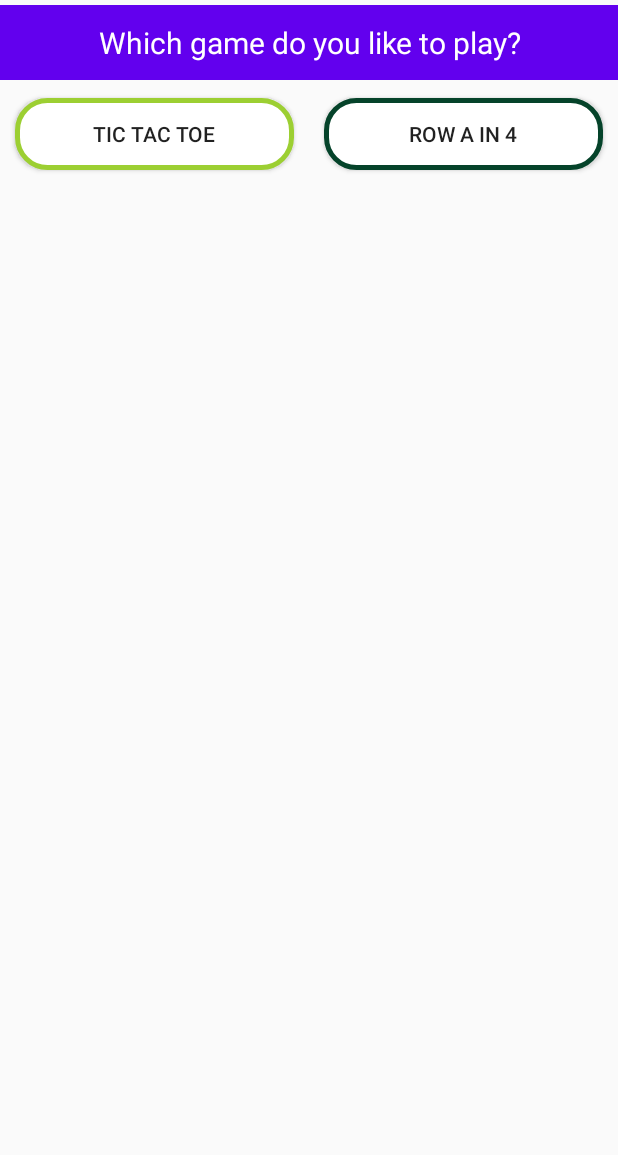
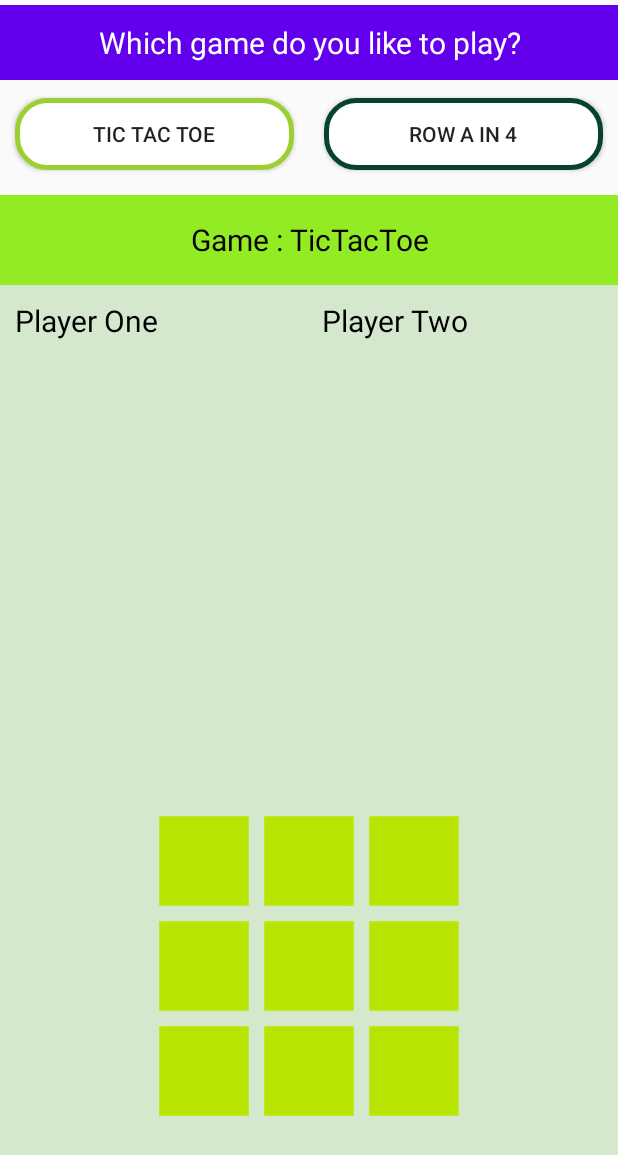
Before and after one commit to FatemeAfshar20/Games, an Android app: the GamesActivity screen opened directly, with no data from a screen before it, after a tap on "TIC TAC TOE", on a phone screen of 412 x 824 dp. Shown: the top 1155 px of the screen. Run offline under Robolectric (Android 15) with nearby library versions, the phone set to English and light mode, and no system bars.

Commit message:
complete all Fragment UI and create GamesActivity Logic

```diff
--- a/app/src/main/java/com/example/games/Controller/GamesActivity.java
+++ b/app/src/main/java/com/example/games/Controller/GamesActivity.java
@@ -3,26 +3,70 @@ package com.example.games.Controller;
 import androidx.appcompat.app.AppCompatActivity;
 import androidx.fragment.app.Fragment;
 import androidx.fragment.app.FragmentManager;
+import androidx.fragment.app.FragmentTransaction;
 
 import android.os.Bundle;
+import android.view.SurfaceControl;
+import android.view.View;
+import android.widget.Button;
 
 import com.example.games.R;
 
 public class GamesActivity extends AppCompatActivity {
-    FragmentManager mFragmentManager=getSupportFragmentManager();
-    GamesFragment mGamesFragment=new GamesFragment();
-    UserLoginFragment mUserLoginFragment=new UserLoginFragment();
+    FragmentManager mFragmentManager = getSupportFragmentManager();
+    //GamesFragment mGamesFragment=new GamesFragment();
+    TicTacToeFragment mTicTacToeFragment = new TicTacToeFragment();
+    FourInRowFragment mFourInRowFragment = new FourInRowFragment();
+    FragmentTransaction transaction = getSupportFragmentManager().beginTransaction();
     Fragment fragment;
+    public Button mBtnTicTacToe, mBtnFourInRow;
+    boolean flag=false;
 
     @Override
     protected void onCreate(Bundle savedInstanceState) {
         super.onCreate(savedInstanceState);
         setContentView(R.layout.activity_main);
-                mFragmentManager.beginTransaction().add(R.id.fragment_container,mGamesFragment).commit();
-            setFragmentGame();
+        findElem();
+        setListener();
+        setFragment(R.id.game_container,mTicTacToeFragment);
+        setFragment(R.id.game_container,mFourInRowFragment);
     }
 
-    public void setFragmentGame(){
+
+    public void findElem() {
+        mBtnTicTacToe = findViewById(R.id.btn_ticetactoe);
+        mBtnFourInRow = findViewById(R.id.btn_four_in_row);
+    }
+
+    public void setListener() {
+        mBtnFourInRow.setOnClickListener(new View.OnClickListener() {
+            @Override
+            public void onClick(View v) {
+                showFragment(mFourInRowFragment, mTicTacToeFragment);
+            }
+        });
+
+        mBtnTicTacToe.setOnClickListener(new View.OnClickListener() {
+            @Override
+            public void onClick(View v) {
+                showFragment(mTicTacToeFragment,mFourInRowFragment);
+            }
+        });
+    }
+
+    private void showFragment(Fragment fragmentShow,Fragment fragmentInShow) {
+        fragmentInShow.getView().setVisibility(View.INVISIBLE);
+        fragmentShow.getView().setVisibility(View.VISIBLE);
+    }
+
+    private void setFragment(int idContainer, Fragment fragment) {
+     Fragment   fragmentTest=mFragmentManager.findFragmentById(idContainer);
+        if (fragmentTest == null) {
+            mFragmentManager.beginTransaction().add(idContainer, fragment).commit();
+        }
+    }
+
+/*    public void setFragmentGame(){
         if(mGamesFragment.mTicTacToeSelect){
             TicTacToeFragment mTicTacToeFragment=new TicTacToeFragment();
                 mFragmentManager.beginTransaction().add(R.id.game_container,mTicTacToeFragment);
@@ -30,5 +74,5 @@ public class GamesActivity extends AppCompatActivity {
             FourInRowFragment mFourInRowFragment=new FourInRowFragment();
                 mFragmentManager.beginTransaction().add(R.id.game_container,mFourInRowFragment);
         }
-    }
+    }*/
 }
--- a/app/src/main/java/com/example/games/Controller/GamesFragment.java
+++ b/app/src/main/java/com/example/games/Controller/GamesFragment.java
@@ -1,6 +1,5 @@
 package com.example.games.Controller;
 
-import android.content.Intent;
 import android.os.Bundle;
 
 import androidx.fragment.app.Fragment;
@@ -9,12 +8,13 @@ import android.view.LayoutInflater;
 import android.view.View;
 import android.view.ViewGroup;
 import android.widget.Button;
-import android.widget.EditText;
 
-import com.example.games.Model.Player;
 import com.example.games.R;
 
 public class GamesFragment extends Fragment {
+
+    public Button mBtnTicTacToe, mBtnFourInRow;
+    boolean mTicTacToeSelect,mFourInRowSelect;
 
     public GamesFragment() {
         // Required empty public constructor
@@ -24,8 +24,7 @@ public class GamesFragment extends Fragment {
     public void onCreate(Bundle savedInstanceState) {
         super.onCreate(savedInstanceState);
     }
-    public Button mBtnTicTacToe,mButFourInRow;
-    boolean mTicTacToeSelect,mFourInRowSelect;
+
     @Override
     public View onCreateView(LayoutInflater inflater, ViewGroup container,
                              Bundle savedInstanceState) {
@@ -38,11 +37,11 @@ public class GamesFragment extends Fragment {
 
     public void findElem(View view){
         mBtnTicTacToe=view.findViewById(R.id.btn_ticetactoe);
-        mButFourInRow=view.findViewById(R.id.btn_four_in_row);
+        mBtnFourInRow =view.findViewById(R.id.btn_four_in_row);
     }
 
     public void setListener(){
-            mButFourInRow.setOnClickListener(new View.OnClickListener() {
+            mBtnFourInRow.setOnClickListener(new View.OnClickListener() {
                 @Override
                 public void onClick(View v) {
                     mFourInRowSelect=true;
--- a/app/src/main/res/layout/activity_main.xml
+++ b/app/src/main/res/layout/activity_main.xml
@@ -1,26 +1,56 @@
 <?xml version="1.0" encoding="utf-8"?>
-<LinearLayout xmlns:android="http://schemas.android.com/apk/res/android"
-    xmlns:app="http://schemas.android.com/apk/res-auto"
+<FrameLayout xmlns:android="http://schemas.android.com/apk/res/android"
     xmlns:tools="http://schemas.android.com/tools"
     android:layout_width="match_parent"
-    android:layout_height="wrap_content"
-    android:orientation="horizontal"
-    tools:context=".Controller.GamesActivity">
+    android:layout_height="match_parent"
+    tools:context=".Controller.GamesFragment">
 
-    <FrameLayout
-        android:id="@+id/fragment_container"
+
+    <TextView
+        android:id="@+id/game"
         android:layout_width="match_parent"
-        android:layout_height="160dp">
+        android:layout_height="50dp"
+        android:layout_weight="1"
+        android:text="@string/txt_game"
+        android:gravity="center"
+        android:textSize="20sp"
+        android:textColor="@color/white"
+        android:layout_marginTop="3dp"
+        android:background="@color/colorPrimary"
+        />
 
-    </FrameLayout>
+    <LinearLayout
+        android:layout_width="match_parent"
+        android:layout_height="wrap_content"
+        android:layout_marginTop="55dp"
+        android:orientation="horizontal">
+
+        <Button
+            android:id="@+id/btn_ticetactoe"
+            android:layout_width="wrap_content"
+            android:layout_height="wrap_content"
+            android:layout_margin="10dp"
+            android:background="@drawable/green_light_stroke"
+            android:layout_weight="1"
+            android:text="@string/btn_tic_tac_toe" />
+
+        <Button
+            android:id="@+id/btn_four_in_row"
+            android:layout_width="wrap_content"
+            android:layout_height="wrap_content"
+            android:background="@drawable/green_dark_stroke"
+            android:layout_margin="10dp"
+            android:layout_weight="1"
+            android:text="@string/btn_row_a_in_4" />
+    </LinearLayout>
 
     <FrameLayout
         android:id="@+id/game_container"
         android:layout_width="match_parent"
         android:layout_height="match_parent"
+        android:layout_marginTop="130dp"
         >
 
-    </FrameLayout>
+</FrameLayout>
 
-
-</LinearLayout>
+</FrameLayout>
--- a/app/src/main/res/layout/fragment_tic_tac_toe.xml
+++ b/app/src/main/res/layout/fragment_tic_tac_toe.xml
@@ -2,7 +2,7 @@
 <FrameLayout xmlns:android="http://schemas.android.com/apk/res/android"
     xmlns:app="http://schemas.android.com/apk/res-auto"
     xmlns:tools="http://schemas.android.com/tools"
-    android:id="@+id/Frame"
+    android:id="@+id/main"
     android:layout_width="match_parent"
     android:layout_height="match_parent"
     android:background="#d4e8cd"
@@ -15,14 +15,14 @@
         android:layout_height="60dp"
         android:background="@color/green_light"
         android:gravity="center"
-        android:text="@string/game_name"
+        android:text="@string/game_name_tic"
         android:textColor="@color/black"
         android:textSize="20sp" />
 
     <LinearLayout
         android:layout_width="match_parent"
         android:layout_height="50dp"
-        android:layout_marginTop="100dp"
+        android:layout_marginTop="60dp"
         android:orientation="horizontal">
 
         <TextView
@@ -30,22 +30,91 @@
             android:layout_width="wrap_content"
             android:layout_height="50dp"
             android:layout_weight="1"
+            android:padding="10dp"
             android:text="@string/score_player_one"
             android:textColor="@color/black"
-            android:textSize="20sp"
-            android:padding="10dp"
-            />
+            android:textSize="20sp" />
 
         <TextView
             android:id="@+id/score_player_two"
             android:layout_width="wrap_content"
             android:layout_height="50dp"
             android:layout_weight="1"
+            android:padding="10dp"
             android:text="@string/player_two"
             android:textColor="@color/black"
-            android:textSize="20sp"
-            android:padding="10dp"
-            />
+            android:textSize="20sp" />
+    </LinearLayout>
+
+    <LinearLayout
+        android:layout_width="wrap_content"
+        android:layout_height="wrap_content"
+        android:layout_gravity="bottom|center"
+        android:layout_marginBottom="80dp"
+        android:orientation="vertical">
+
+        <LinearLayout
+            android:layout_width="wrap_content"
+            android:layout_height="wrap_content"
+            android:layout_gravity="center"
+            android:orientation="horizontal">
+
+            <ImageButton
+                android:id="@+id/img_6"
+                android:layout_width="wrap_content"
+                android:layout_height="wrap_content"
+                android:background="#FFFFFF"
+                android:src="@drawable/btn_image" />
+
+            <ImageButton
+                android:id="@+id/img_7"
+                android:layout_width="wrap_content"
+                android:layout_height="wrap_content"
+                android:layout_marginLeft="10dp"
+                android:layout_marginRight="10dp"
+                android:background="#FFFFFF"
+                android:src="@drawable/btn_image" />
+
+            <ImageButton
+                android:id="@+id/img_8"
+                android:layout_width="wrap_content"
+                android:layout_height="wrap_content"
+                android:background="#FFFFFF"
+                android:src="@drawable/btn_image" />
+
+        </LinearLayout>
+
+        <LinearLayout
+            android:layout_width="wrap_content"
+            android:layout_height="wrap_content"
+            android:layout_gravity="center"
+            android:layout_marginTop="10dp"
+            android:layout_marginBottom="10dp"
+            android:orientation="horizontal">
+
+            <ImageButton
+                android:id="@+id/img_3"
+                android:layout_width="wrap_content"
+                android:layout_height="wrap_content"
+                android:background="#FFFFFF"
+                android:src="@drawable/btn_image" />
+
+            <ImageButton
+                android:id="@+id/img_4"
+                android:layout_width="wrap_content"
+                android:layout_height="wrap_content"
+                android:layout_marginLeft="10dp"
+                android:layout_marginRight="10dp"
+                android:background="#FFFFFF"
+                android:src="@drawable/btn_image" />
+
+            <ImageButton
+                android:id="@+id/img_5"
+                android:layout_width="wrap_content"
+                android:layout_height="wrap_content"
+                android:background="#FFFFFF"
+                android:src="@drawable/btn_image" />
+
         </LinearLayout>
 
         <LinearLayout
@@ -77,67 +146,5 @@
                 android:background="#FFFFFF"
                 android:src="@drawable/btn_image" />
         </LinearLayout>
-
-    <LinearLayout
-        android:layout_width="wrap_content"
-        android:layout_height="wrap_content"
-        android:layout_gravity="center"
-        android:layout_marginTop="70dp"
-        android:orientation="horizontal">
-
-        <ImageButton
-            android:id="@+id/img_3"
-            android:layout_width="wrap_content"
-            android:layout_height="wrap_content"
-            android:background="#FFFFFF"
-            android:src="@drawable/btn_image" />
-
-        <ImageButton
-            android:id="@+id/img_4"
-            android:layout_width="wrap_content"
-            android:layout_height="wrap_content"
-            android:layout_marginLeft="10dp"
-            android:layout_marginRight="10dp"
-            android:background="#FFFFFF"
-            android:src="@drawable/btn_image" />
-
-        <ImageButton
-            android:id="@+id/img_5"
-            android:layout_width="wrap_content"
-            android:layout_height="wrap_content"
-            android:background="#FFFFFF"
-            android:src="@drawable/btn_image" />
-
-    </LinearLayout>
-
-    <LinearLayout
-        android:layout_width="wrap_content"
-        android:layout_height="wrap_content"
-        android:layout_gravity="center"
-        android:layout_marginBottom="70dp"
-        android:orientation="horizontal">
-
-        <ImageButton
-            android:id="@+id/img_6"
-            android:layout_width="wrap_content"
-            android:layout_height="wrap_content"
-            android:background="#FFFFFF"
-            android:src="@drawable/btn_image" />
-
-        <ImageButton
-            android:id="@+id/img_7"
-            android:layout_width="wrap_content"
-            android:layout_height="wrap_content"
-            android:layout_marginLeft="10dp"
-            android:layout_marginRight="10dp"
-            android:background="#FFFFFF"
-            android:src="@drawable/btn_image" />
-
-        <ImageButton
-            android:id="@+id/img_8"
-            android:layout_width="wrap_content"
-            android:layout_height="wrap_content"
-            android:background="#FFFFFF"
-            android:src="@drawable/btn_image" />
     </LinearLayout>
 </FrameLayout>
--- a/app/src/main/res/values/colors.xml
+++ b/app/src/main/res/values/colors.xml
@@ -17,4 +17,6 @@
     <color name="green_light">#93eb23</color>
     <color name="blue_light">#009ece</color>
     <color name="blue_karboni_light">#697988</color>
+    <color name="brown_light">#aa913f</color>
+    <color name="yellow_green">#b7e401</color>
 </resources>
--- a/app/src/main/res/values/strings.xml
+++ b/app/src/main/res/values/strings.xml
@@ -10,7 +10,8 @@
     <string name="btn_tic_tac_toe">Tic Tac Toe</string>
     <string name="btn_row_a_in_4">Row a in 4</string>
     <string name="txt_game">Which game do you like to play?</string>
-    <string name="game_name">Game:TicTacToe</string>
-    <string name="score_player_one">Player One : </string>
-    <string name="score_player_two">Player Two : </string>
+    <string name="game_name_tic">Game : TicTacToe</string>
+    <string name="game_name_row">Game : 4 In Row</string>
+    <string name="score_player_one">Player One  </string>
+    <string name="score_player_two">Player Two  </string>
 </resources>
```
Also changed, not shown: app/src/main/java/com/example/games/Model/Player.java (+15 -0 lines), app/src/main/res/layout/fragment_four_in_row.xml (+45 -44 lines). Lines whose indentation alone changed are shown as unchanged.
